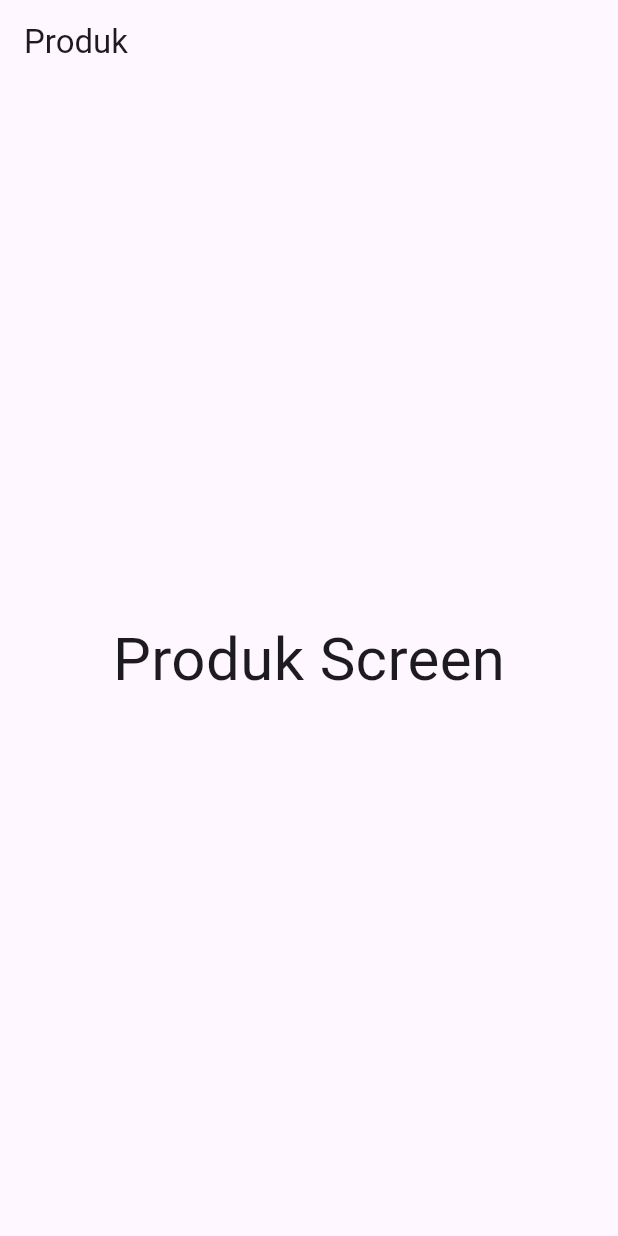
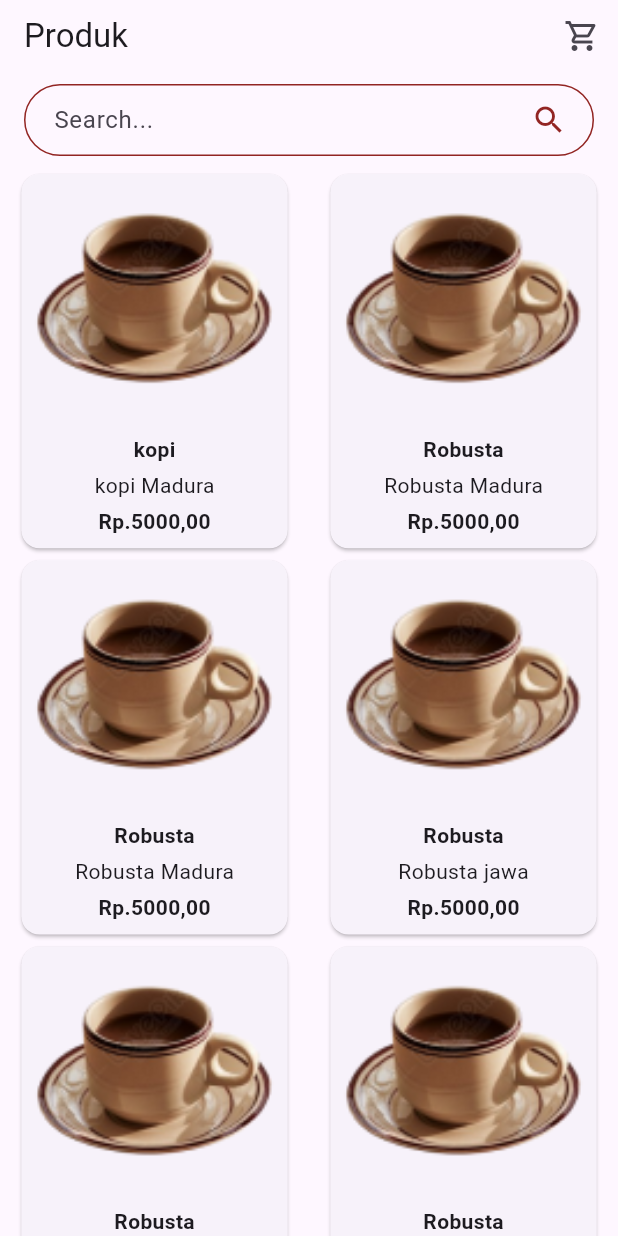
Before and after one commit to Semester4Project/kojukMobile, a Flutter app: the Produk screen opened directly, on a phone screen of 412 x 824 dp. Run offline on Flutter 3.47's test engine with Material 3 defaults, Android fonts, the light colour scheme and no system bars.

Commit message:
add list produk

```diff
--- /dev/null
+++ b/lib/pages/detail_produk.dart
@@ -0,0 +1,12 @@
+import 'package:flutter/material.dart';
+
+class DetailProduk extends StatelessWidget {
+  final Map<String, dynamic> produk;
+
+  const DetailProduk({Key? key, required this.produk}) : super(key: key);
+
+  @override
+  Widget build(BuildContext context) {
+    return Scaffold();
+  }
+}
--- a/lib/pages/produck.dart
+++ b/lib/pages/produck.dart
@@ -1,4 +1,6 @@
 import 'package:flutter/material.dart';
+import 'package:kojuk_mobile/pages/detail_produk.dart';
+
 
 class Produk  extends StatefulWidget{
   @override
@@ -6,13 +8,179 @@ class Produk  extends StatefulWidget{
 }
 
 class _ProdukState extends State<Produk>{
+   // Daftar produk
+  TextEditingController _controller = TextEditingController();
+  String _searchKeyword = '';
+  List<Map<String, dynamic>> products = [
+    {
+      'image': 'assets/images/kopi.png',
+      'type': 'kopi',
+      'name': 'kopi Madura',
+      'price': 'Rp.5000,00',
+    },
+    {
+      'image': 'assets/images/kopi.png',
+      'type': 'Robusta',
+      'name': 'Robusta Madura',
+      'price': 'Rp.5000,00',
+    },
+    {
+      'image': 'assets/images/kopi.png',
+      'type': 'Robusta',
+      'name': 'Robusta Madura',
+      'price': 'Rp.5000,00',
+    },
+    {
+      'image': 'assets/images/kopi.png',
+      'type': 'Robusta',
+      'name': 'Robusta jawa',
+      'price': 'Rp.5000,00',
+    },
+    {
+      'image': 'assets/images/kopi.png',
+      'type': 'Robusta',
+      'name': 'Robusta Madura',
+      'price': 'Rp.5000,00',
+    },
+    {
+      'image': 'assets/images/kopi.png',
+      'type': 'Robusta',
+      'name': 'Robusta medan',
+      'price': 'Rp.5000,00',
+    },
+    // Tambahkan produk lainnya sesuai kebutuhan
+  ];
+
+  List<Map<String, dynamic>> _searchResults = [];
+
   @override
-  Widget build(BuildContext context){
+  void initState() {
+    super.initState();
+    _searchResults.addAll(products);
+  }
+
+  void _search(String keyword) {
+    setState(() {
+      _searchResults = products.where((product) => product['name'].toLowerCase().contains(keyword.toLowerCase())).toList();
+    });
+  }
+
+  @override
+  Widget build(BuildContext context) {
     return Scaffold(
-      appBar: AppBar(title: Text('Produk')),
-      body: Center(
-        child:Text('Produk Screen', style: TextStyle(fontSize: 40))),
+      appBar: AppBar(
+        title:const Text('Produk'),
+        actions: [
 
+          IconButton(
+            icon: const Icon(Icons.shopping_cart_outlined),
+            onPressed: () {
+              // Tambahkan fungsi ketika tombol keranjang ditekan
+            },
+          ),
+        ],
+        bottom: PreferredSize(
+          preferredSize:const Size.fromHeight(kToolbarHeight),
+          child: Padding(
+            padding: const EdgeInsets.symmetric(horizontal: 16.0, vertical: 8.0), // Sesuaikan jaraknya di sini
+            child: TextField(
+              controller: _controller,
+              decoration: InputDecoration(
+                contentPadding: EdgeInsets.symmetric(vertical: 10.0, horizontal: 16.0), // Atur tinggi dan lebar rentang
+                hintText: 'Search...',
+                suffixIcon: GestureDetector(
+                  onTap: () {
+                    _searchKeyword = _controller.text;
+                    _search(_searchKeyword);
+                  },
+                  child: Padding(
+                    padding: const EdgeInsets.fromLTRB(0, 12, 12, 12), // Sesuaikan posisi tombol
+                    child: Transform.scale(
+                      scale: 1, // Ubah ukuran tombol
+                      child:const Icon(
+                        Icons.search,
+                        color:Color.fromRGBO(146, 37, 35, 1), // Warna ikon pencarian
+                      ),
+                    ),
+                  ),
+                ),
+                // Atur warna rentang atau garis luarnya
+                focusedBorder: OutlineInputBorder(
+                  borderSide: const BorderSide(color: Color.fromRGBO(118, 38, 37, 1)), // Warna saat mendapat fokus
+                  borderRadius: BorderRadius.circular(25),
+                ),
+                enabledBorder: OutlineInputBorder(
+                  borderSide: const BorderSide(color:Color.fromRGBO(146, 37, 35, 1)), // Warna saat tidak mendapat fokus
+                  borderRadius: BorderRadius.circular(25),
+                ),
+              ),
+              onChanged: (value) {
+                setState(() {
+                  _searchKeyword = value;
+                  _search(_searchKeyword);
+                });
+              },
+            ),
+          ),
+        ),
+      ),
+
+      body: GridView.builder(
+  gridDelegate: const SliverGridDelegateWithFixedCrossAxisCount(
+    crossAxisCount: 2,
+    childAspectRatio: 0.8,
+  ),
+  itemCount: _searchResults.length,
+  itemBuilder: (context, index) {
+    final product = _searchResults[index];
+    return GestureDetector(
+      onTap: () {
+        Navigator.push(
+          context,
+          MaterialPageRoute(
+            builder: (context) => DetailProduk(produk: product),
+          ),
+        );
+      },
+      child: FractionallySizedBox(
+        widthFactor: 0.9,
+        child: Card(
+          child: Column(
+            crossAxisAlignment: CrossAxisAlignment.center,
+            children: [
+              Expanded(
+                child: Image.asset(
+                  product['image'],
+                  width: double.infinity,
+                  fit: BoxFit.cover,
+                ),
+              ),
+              Padding(
+                padding: const EdgeInsets.all(8.0),
+                child: Column(
+                  crossAxisAlignment: CrossAxisAlignment.center,
+                  children: [
+                    Text(
+                      product['type'],
+                      style: TextStyle(fontWeight: FontWeight.bold),
+                    ),
+                    SizedBox(height: 4),
+                    Text(product['name']),
+                    SizedBox(height: 4),
+                    Text(
+                      product['price'],
+                      style: TextStyle(fontWeight: FontWeight.bold),
+                    ),
+                  ],
+                ),
+              ),
+            ],
+          ),
+        ),
+      ),
     );
-  }
+  },
+)
+);
 }
+}
```
Also changed, not shown: assets/images/kopi.png (added).
